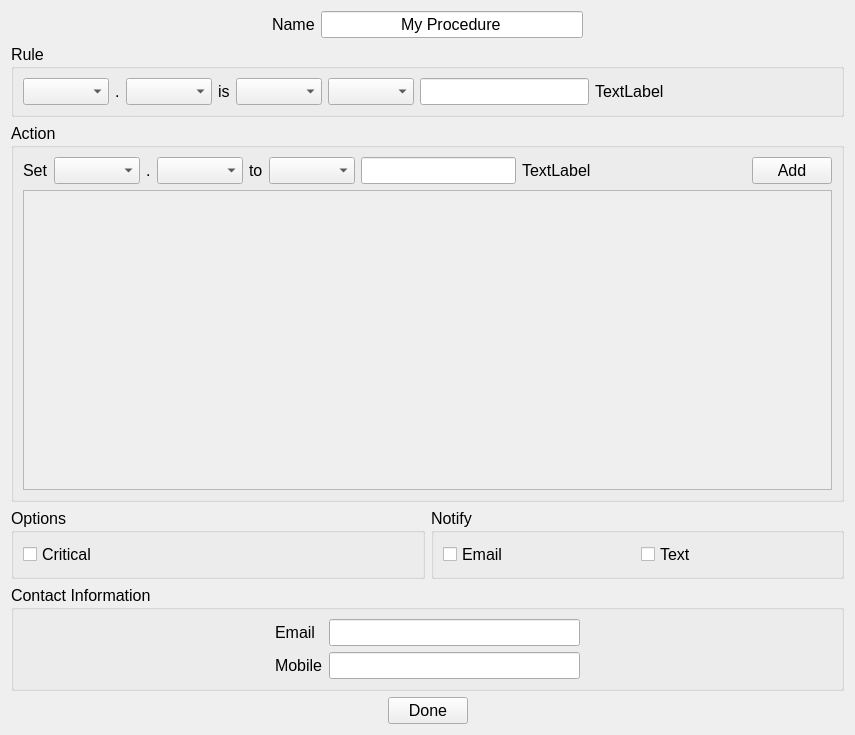
DanielWinklehner/Ion-Source-Control-System, file Software/ControlSystem/qt/designer/ProcedureDialog.ui: the form before one commit.
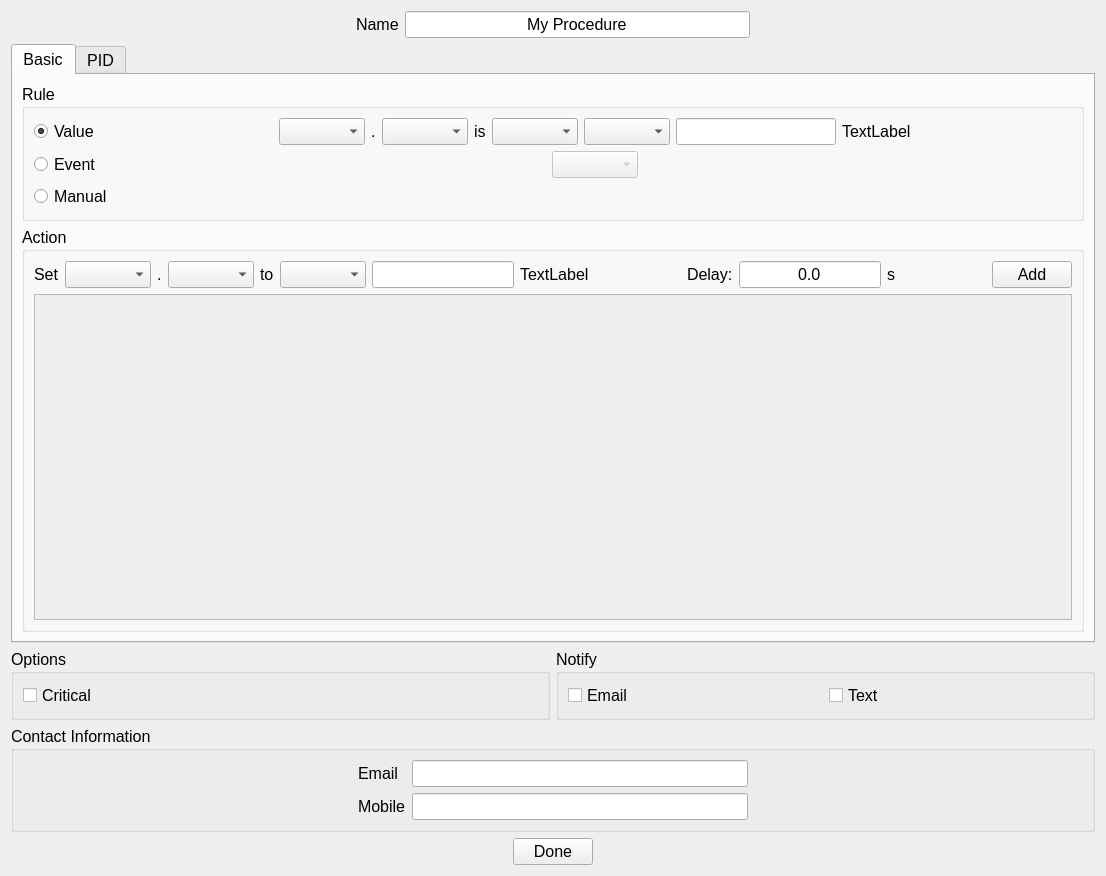
The form after the commit.

Commit message: expanding procedure dialog

```diff
--- a/Software/ControlSystem/qt/designer/ProcedureDialog.ui
+++ b/Software/ControlSystem/qt/designer/ProcedureDialog.ui
@@ -6,8 +6,8 @@
    <rect>
     <x>0</x>
     <y>0</y>
-    <width>855</width>
-    <height>735</height>
+    <width>1106</width>
+    <height>876</height>
    </rect>
   </property>
   <property name="font">
@@ -68,13 +68,46 @@
     </layout>
    </item>
    <item>
+    <widget class="QTabWidget" name="tabWidget">
+     <property name="currentIndex">
+      <number>0</number>
+     </property>
+     <widget class="QWidget" name="tab">
+      <attribute name="title">
+       <string>Basic</string>
+      </attribute>
+      <layout class="QVBoxLayout" name="verticalLayout_2">
+       <item>
     <widget class="QGroupBox" name="groupBox_2">
      <property name="title">
       <string>Rule</string>
      </property>
-     <layout class="QVBoxLayout" name="verticalLayout_2">
+         <layout class="QGridLayout" name="gridLayout_3">
+          <item row="0" column="0">
+           <widget class="QRadioButton" name="rbValue">
+            <property name="text">
+             <string>Value</string>
+            </property>
+            <property name="checked">
+             <bool>true</bool>
+            </property>
+           </widget>
+          </item>
+          <item row="0" column="1">
+           <layout class="QHBoxLayout" name="horizontalLayout_3">
       <item>
-       <layout class="QHBoxLayout" name="horizontalLayout_5">
+             <spacer name="horizontalSpacer_3">
+              <property name="orientation">
+               <enum>Qt::Horizontal</enum>
+              </property>
+              <property name="sizeHint" stdset="0">
+               <size>
+                <width>40</width>
+                <height>20</height>
+               </size>
+              </property>
+             </spacer>
+            </item>
         <item>
          <widget class="QComboBox" name="cbRuleDevice">
           <property name="currentText">
@@ -114,7 +147,11 @@
          <widget class="QComboBox" name="cbRuleBool"/>
         </item>
         <item>
-         <widget class="QLineEdit" name="txtRuleVal"/>
+             <widget class="QLineEdit" name="txtRuleVal">
+              <property name="alignment">
+               <set>Qt::AlignCenter</set>
+              </property>
+             </widget>
         </item>
         <item>
          <widget class="QLabel" name="lblRuleUnit">
@@ -124,6 +161,30 @@
          </widget>
         </item>
         <item>
+             <spacer name="horizontalSpacer_12">
+              <property name="orientation">
+               <enum>Qt::Horizontal</enum>
+              </property>
+              <property name="sizeHint" stdset="0">
+               <size>
+                <width>40</width>
+                <height>20</height>
+               </size>
+              </property>
+             </spacer>
+            </item>
+           </layout>
+          </item>
+          <item row="1" column="0">
+           <widget class="QRadioButton" name="rbEvent">
+            <property name="text">
+             <string>Event</string>
+            </property>
+           </widget>
+          </item>
+          <item row="1" column="1">
+           <layout class="QHBoxLayout" name="horizontalLayout_5">
+            <item>
          <spacer name="horizontalSpacer_4">
           <property name="orientation">
            <enum>Qt::Horizontal</enum>
@@ -136,8 +197,35 @@
           </property>
          </spacer>
         </item>
-       </layout>
-      </item>
+            <item>
+             <widget class="QComboBox" name="cbEvent">
+              <property name="enabled">
+               <bool>false</bool>
+              </property>
+             </widget>
+            </item>
+            <item>
+             <spacer name="horizontalSpacer_14">
+              <property name="orientation">
+               <enum>Qt::Horizontal</enum>
+              </property>
+              <property name="sizeHint" stdset="0">
+               <size>
+                <width>40</width>
+                <height>20</height>
+               </size>
+              </property>
+             </spacer>
+            </item>
+           </layout>
+          </item>
+          <item row="2" column="0">
+           <widget class="QRadioButton" name="rbManual">
+            <property name="text">
+             <string>Manual</string>
+            </property>
+           </widget>
+          </item>
      </layout>
     </widget>
    </item>
@@ -194,7 +282,11 @@
          <widget class="QComboBox" name="cbActionBool"/>
         </item>
         <item>
-         <widget class="QLineEdit" name="txtActionVal"/>
+             <widget class="QLineEdit" name="txtActionVal">
+              <property name="alignment">
+               <set>Qt::AlignCenter</set>
+              </property>
+             </widget>
         </item>
         <item>
          <widget class="QLabel" name="lblActionUnit">
@@ -204,7 +296,47 @@
          </widget>
         </item>
         <item>
-         <spacer name="horizontalSpacer_3">
+             <spacer name="horizontalSpacer_11">
+              <property name="orientation">
+               <enum>Qt::Horizontal</enum>
+              </property>
+              <property name="sizeHint" stdset="0">
+               <size>
+                <width>40</width>
+                <height>20</height>
+               </size>
+              </property>
+             </spacer>
+            </item>
+            <item>
+             <widget class="QLabel" name="label_7">
+              <property name="text">
+               <string>Delay:</string>
+              </property>
+             </widget>
+            </item>
+            <item>
+             <widget class="QLineEdit" name="lineEdit">
+              <property name="text">
+               <string>0.0</string>
+              </property>
+              <property name="maxLength">
+               <number>10</number>
+              </property>
+              <property name="alignment">
+               <set>Qt::AlignCenter</set>
+              </property>
+             </widget>
+            </item>
+            <item>
+             <widget class="QLabel" name="label_8">
+              <property name="text">
+               <string>s</string>
+              </property>
+             </widget>
+            </item>
+            <item>
+             <spacer name="horizontalSpacer_13">
           <property name="orientation">
            <enum>Qt::Horizontal</enum>
           </property>
@@ -238,8 +370,8 @@
           <rect>
            <x>0</x>
            <y>0</y>
-           <width>809</width>
-           <height>237</height>
+               <width>1032</width>
+               <height>242</height>
           </rect>
          </property>
          <layout class="QGridLayout" name="gridLayout">
@@ -270,6 +402,15 @@
        </widget>
       </item>
      </layout>
+        </widget>
+       </item>
+      </layout>
+     </widget>
+     <widget class="QWidget" name="tab_2">
+      <attribute name="title">
+       <string>PID</string>
+      </attribute>
+     </widget>
     </widget>
    </item>
    <item>
```
Left out of the diff: 2 changed lines with no effect on the pictures. Lines whose indentation alone changed are shown as unchanged. The commit also changes 2 other files.
